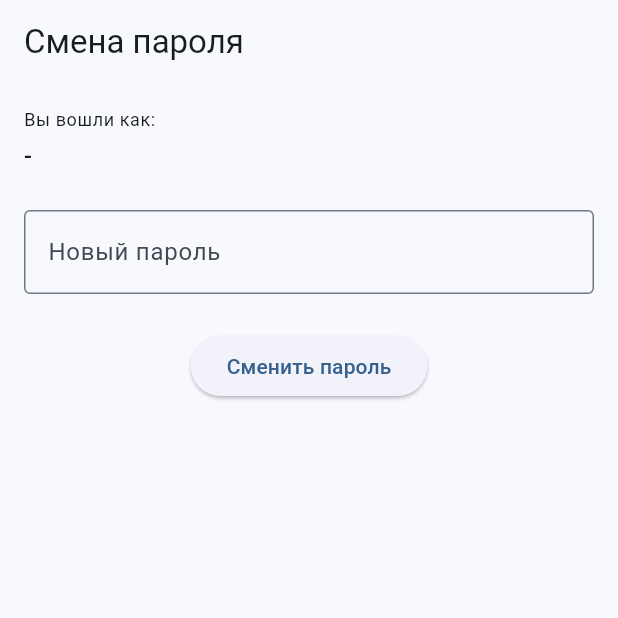
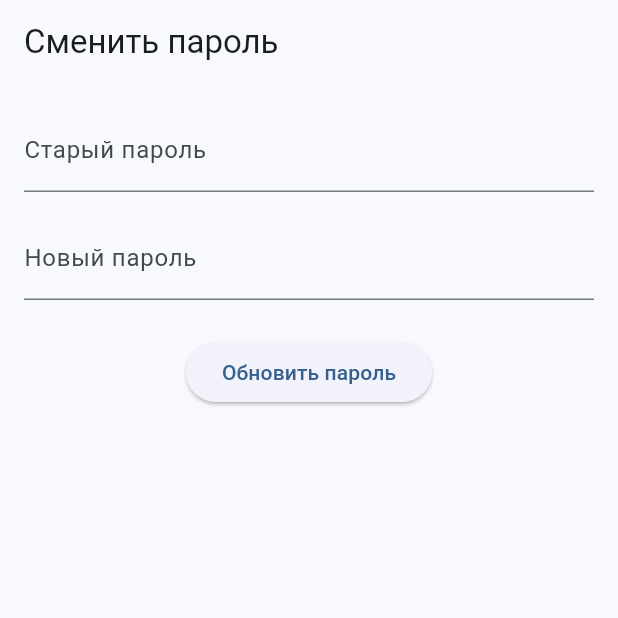
Before and after one commit to Trellos12/seafood_b2b_app, a Flutter app: the ChangePasswordScreen screen opened by its route, on a phone screen of 412 x 824 dp, the top half of it. Run offline on Flutter 3.47's test engine with Material 3 defaults, Android fonts, the light colour scheme and no system bars; our stand-ins replace dio, easy_localization, flutter_dotenv, flutter_riverpod, flutter_secure_storage, freezed_annotation and 3 more; accounts and stored records are empty.

```diff
--- a/lib/features/profile/screens/change_password_screen.dart
+++ b/lib/features/profile/screens/change_password_screen.dart
@@ -1,109 +1,65 @@
-import 'dart:convert';
 import 'package:flutter/material.dart';
-import 'package:flutter_riverpod/flutter_riverpod.dart';
-import 'package:http/http.dart' as http;
-import 'package:seafood_b2b_app/features/auth/data/user_provider.dart';
 
-class ChangePasswordScreen extends ConsumerStatefulWidget {
+class ChangePasswordScreen extends StatefulWidget {
   const ChangePasswordScreen({super.key});
 
   @override
-  ConsumerState<ChangePasswordScreen> createState() =>
-      _ChangePasswordScreenState();
+  State<ChangePasswordScreen> createState() => _ChangePasswordScreenState();
 }
 
-class _ChangePasswordScreenState extends ConsumerState<ChangePasswordScreen> {
+class _ChangePasswordScreenState extends State<ChangePasswordScreen> {
   final _formKey = GlobalKey<FormState>();
-  final _passwordController = TextEditingController();
-  bool _isLoading = false;
+  final _oldPass = TextEditingController();
+  final _newPass = TextEditingController();
 
-  Future<void> _changePassword() async {
-    if (!_formKey.currentState!.validate()) return;
+  @override
+  void dispose() {
+    _oldPass.dispose();
+    _newPass.dispose();
+    super.dispose();
+  }
 
-    setState(() => _isLoading = true);
-    final newPassword = _passwordController.text;
-    final token = ref.read(authProvider).token;
-
-    final res = await http.post(
-      Uri.parse(
-          'https://galileo.fish-star.com.gr/wp-json/fish/v1/change-password'),
-      headers: {
-        'Authorization': 'Bearer $token',
-        'Content-Type': 'application/json',
-      },
-      body: jsonEncode({'password': newPassword}),
+  void _submit() {
+    if (_formKey.currentState!.validate()) {
+      ScaffoldMessenger.of(context).showSnackBar(
+        const SnackBar(content: Text('Пароль обновлён (фиктивно)')),
       );
-
-    setState(() => _isLoading = false);
-
-    if (res.statusCode == 200) {
-      if (!mounted) return;
-      ScaffoldMessenger.of(context).showSnackBar(
-        const SnackBar(
-            content:
-                Text('Пароль успешно изменён. Пожалуйста, войдите заново.')),
-      );
-      await ref.read(authProvider.notifier).logout();
-      if (!mounted) return;
-      Navigator.of(context).pushNamedAndRemoveUntil('/', (route) => false);
-    } else {
-      ScaffoldMessenger.of(context).showSnackBar(
-        SnackBar(content: Text('Ошибка: ${res.body}')),
-      );
+      Navigator.pop(context);
     }
   }
 
   @override
   Widget build(BuildContext context) {
-    final email = ref.watch(authProvider).email ?? '-';
-
     return Scaffold(
-      appBar: AppBar(title: const Text('Смена пароля')),
-      body: SafeArea(
-        child: SingleChildScrollView(
+      appBar: AppBar(title: const Text('Сменить пароль')),
+      body: Padding(
         padding: const EdgeInsets.all(16),
-          keyboardDismissBehavior: ScrollViewKeyboardDismissBehavior.onDrag,
         child: Form(
           key: _formKey,
-            autovalidateMode: AutovalidateMode.onUserInteraction,
           child: Column(
-              crossAxisAlignment: CrossAxisAlignment.start,
             children: [
-                Text('Вы вошли как:',
-                    style: Theme.of(context).textTheme.bodySmall),
-                const SizedBox(height: 4),
-                Text(email, style: Theme.of(context).textTheme.titleMedium),
-                const SizedBox(height: 24),
               TextFormField(
-                  controller: _passwordController,
+                controller: _oldPass,
+                decoration: const InputDecoration(labelText: 'Старый пароль'),
                 obscureText: true,
-                  decoration: const InputDecoration(
-                    labelText: 'Новый пароль',
-                    border: OutlineInputBorder(),
+                validator: (value) =>
+                    value == null || value.isEmpty ? 'Введите пароль' : null,
               ),
-                  validator: (value) {
-                    if (value == null || value.length < 6) {
-                      return 'Минимум 6 символов';
-                    }
-                    return null;
-                  },
+              const SizedBox(height: 16),
+              TextFormField(
+                controller: _newPass,
+                decoration: const InputDecoration(labelText: 'Новый пароль'),
+                obscureText: true,
+                validator: (value) => value == null || value.length < 6
+                    ? 'Мин. 6 символов'
+                    : null,
               ),
               const SizedBox(height: 24),
-                SizedBox(
-                  width: double.infinity,
-                  child: AnimatedSwitcher(
-                    duration: const Duration(milliseconds: 250),
-                    child: _isLoading
-                        ? const Center(child: CircularProgressIndicator())
-                        : ElevatedButton(
-                            key: const ValueKey('submit_button'),
-                            onPressed: _changePassword,
-                            child: const Text('Сменить пароль'),
-                          ),
-                  ),
+              ElevatedButton(
+                onPressed: _submit,
+                child: const Text('Обновить пароль'),
               ),
             ],
-            ),
           ),
         ),
       ),
```
Lines whose indentation alone changed are shown as unchanged.
